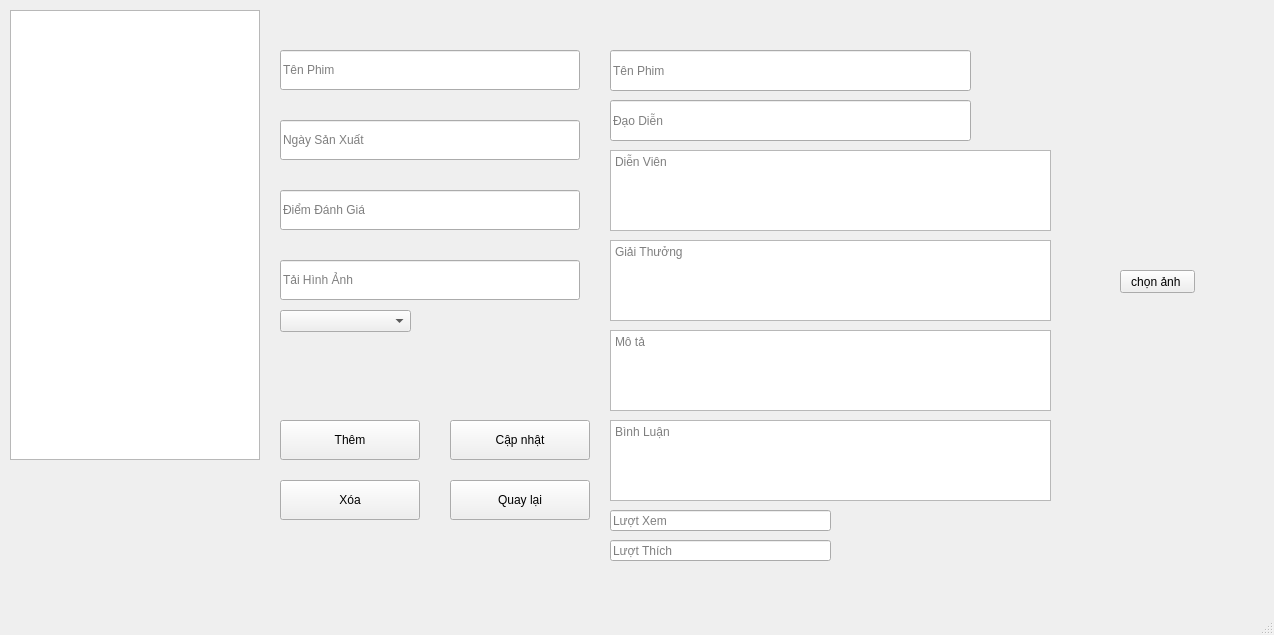
Above: ui/edit.ui from tai679/nextgen-pti before the change. Below: the same form after it.
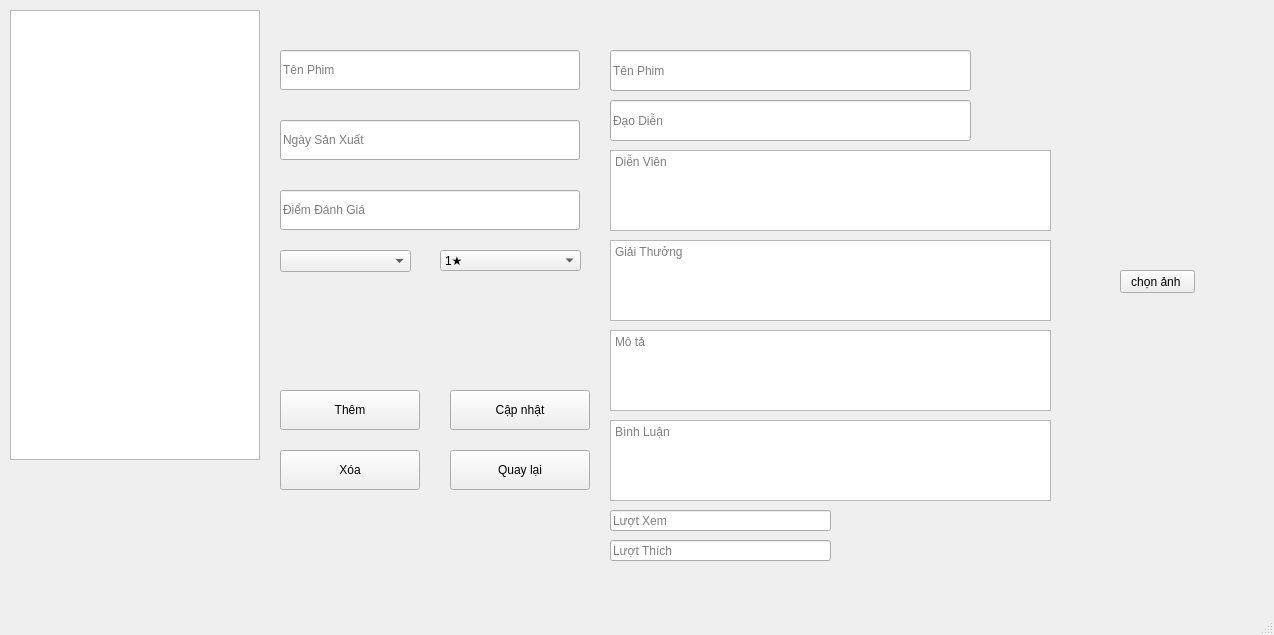
That is the form after the change.

```diff
--- a/ui/edit.ui
+++ b/ui/edit.ui
@@ -33,24 +33,11 @@
       </rect>
      </property>
     </widget>
-    <widget class="QLineEdit" name="txtLabel">
-     <property name="geometry">
-      <rect>
-       <x>280</x>
-       <y>260</y>
-       <width>300</width>
-       <height>40</height>
-      </rect>
-     </property>
-     <property name="placeholderText">
-      <string>Tải Hình Ảnh</string>
-     </property>
-    </widget>
     <widget class="QPushButton" name="btnUpdate">
      <property name="geometry">
       <rect>
        <x>450</x>
-       <y>420</y>
+       <y>390</y>
        <width>140</width>
        <height>40</height>
       </rect>
@@ -63,7 +50,7 @@
      <property name="geometry">
       <rect>
        <x>450</x>
-       <y>480</y>
+       <y>450</y>
        <width>140</width>
        <height>40</height>
       </rect>
@@ -92,7 +79,7 @@
      <property name="geometry">
       <rect>
        <x>280</x>
-       <y>480</y>
+       <y>450</y>
        <width>140</width>
        <height>40</height>
       </rect>
@@ -131,7 +118,7 @@
      <property name="geometry">
       <rect>
        <x>280</x>
-       <y>420</y>
+       <y>390</y>
        <width>140</width>
        <height>40</height>
       </rect>
@@ -283,12 +270,47 @@
      <property name="geometry">
       <rect>
        <x>280</x>
-       <y>310</y>
+       <y>250</y>
        <width>131</width>
        <height>22</height>
       </rect>
      </property>
     </widget>
+    <widget class="QComboBox" name="ratingComboBox">
+     <property name="geometry">
+      <rect>
+       <x>440</x>
+       <y>250</y>
+       <width>141</width>
+       <height>21</height>
+      </rect>
+     </property>
+     <item>
+      <property name="text">
+       <string>1★</string>
+      </property>
+     </item>
+     <item>
+      <property name="text">
+       <string>2★</string>
+      </property>
+     </item>
+     <item>
+      <property name="text">
+       <string>3★</string>
+      </property>
+     </item>
+     <item>
+      <property name="text">
+       <string>4★</string>
+      </property>
+     </item>
+     <item>
+      <property name="text">
+       <string>5★</string>
+      </property>
+     </item>
+    </widget>
    </widget>
   </widget>
   <widget class="QMenuBar" name="menubar">
```
